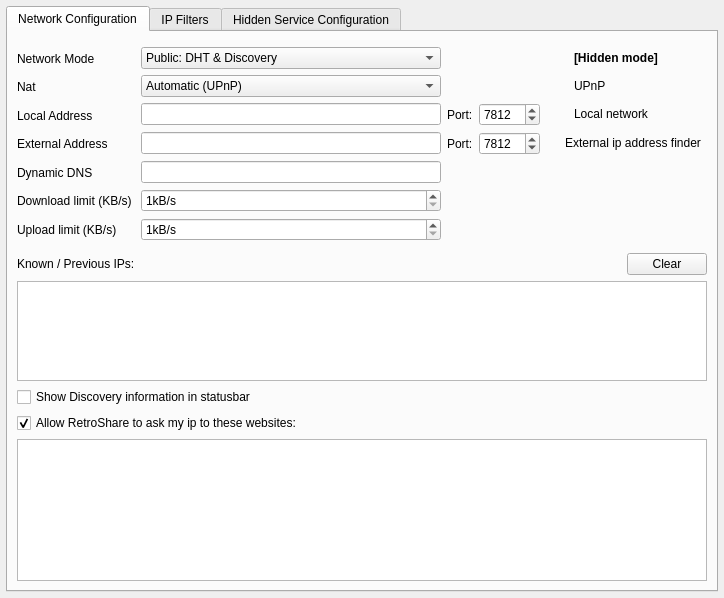
Old version of the form retroshare-gui/src/gui/settings/ServerPage.ui in the repository RetroShare/RetroShare.
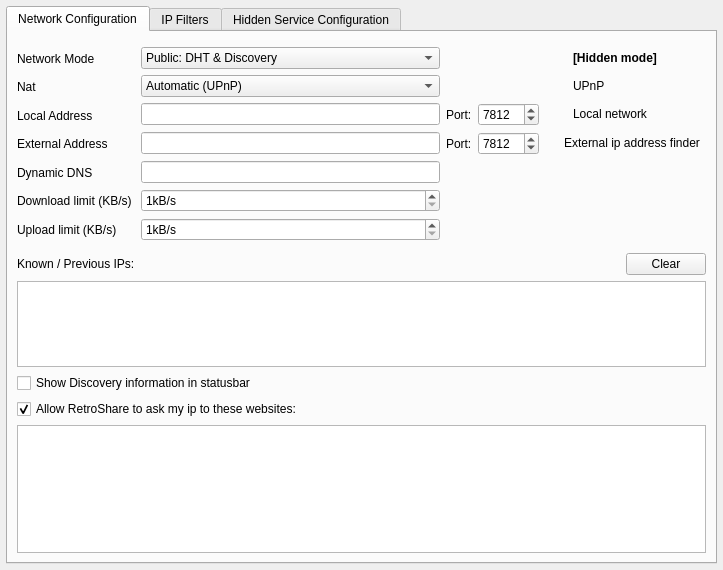
New version of the form. The open tabs and pages were chosen to show the change. Icons and pictures are not drawn.

Commit message: add tunnel name to gui

Diff of the .ui file:
```diff
--- a/retroshare-gui/src/gui/settings/ServerPage.ui
+++ b/retroshare-gui/src/gui/settings/ServerPage.ui
@@ -6,8 +6,8 @@
    <rect>
     <x>0</x>
     <y>0</y>
-    <width>724</width>
-    <height>598</height>
+    <width>723</width>
+    <height>570</height>
    </rect>
   </property>
   <layout class="QVBoxLayout" name="ServerPageVLayout">
```
Left out of the diff: 4 changed lines with no effect on the pictures. The commit also changes 4 other files.
